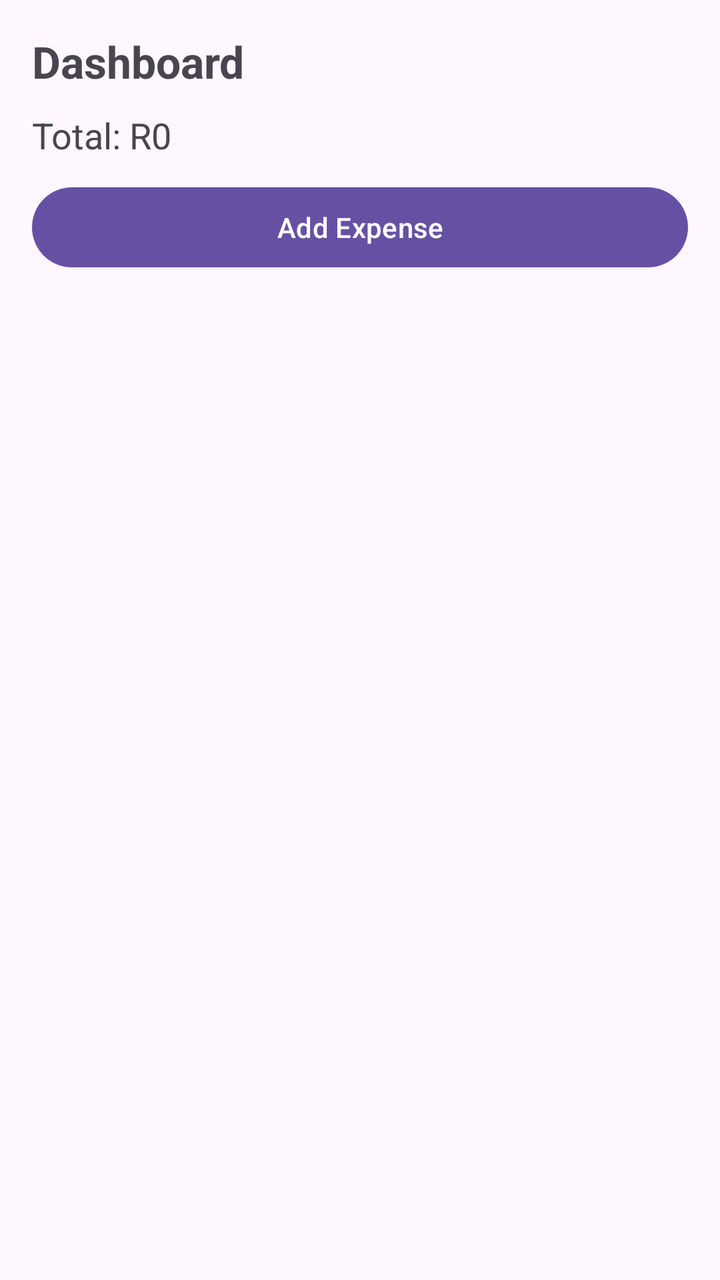
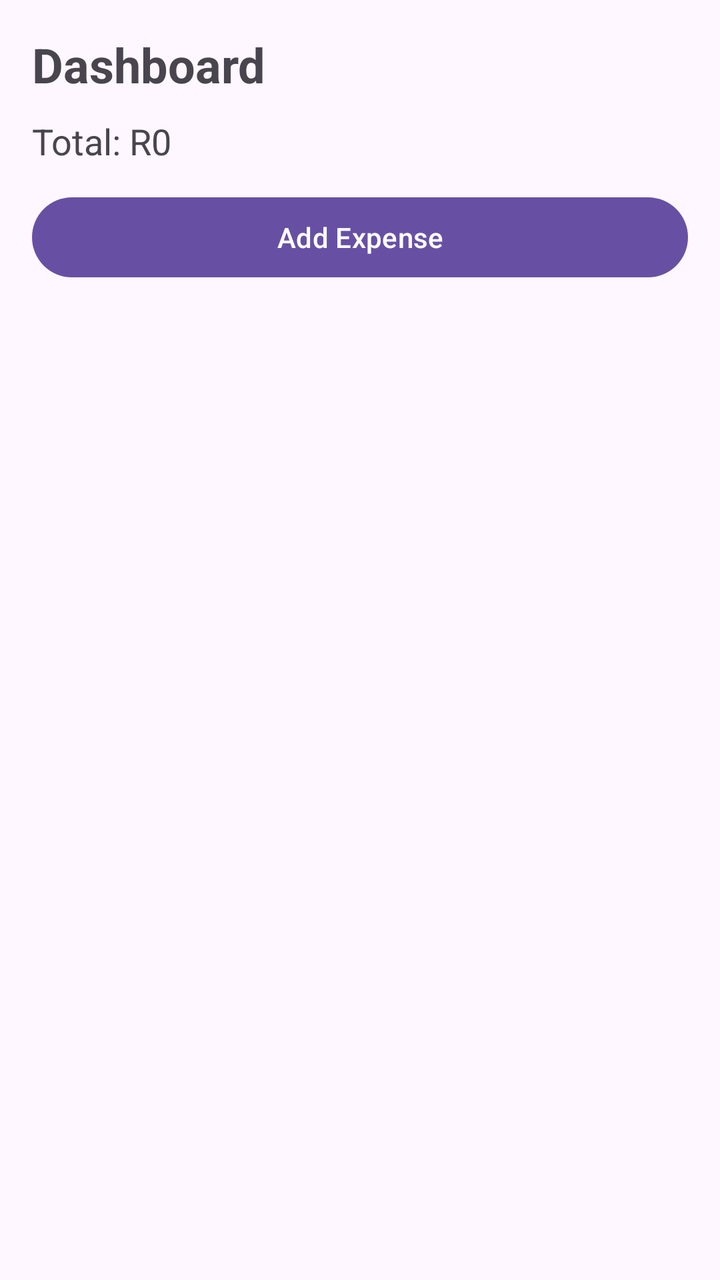

An Android layout rendered at two revisions. The XML below is the earlier revision; the diff shows what the commit changed to produce the second picture.
<!-- AndroidManifest.xml: application theme Theme.SmartBudget -->
<!-- res/layout/activity_dashboard.xml -->
<?xml version="1.0" encoding="utf-8"?>
<LinearLayout xmlns:android="http://schemas.android.com/apk/res/android"
    android:layout_width="match_parent"
    android:layout_height="match_parent"
    android:orientation="vertical"
    android:padding="16dp">

    <TextView
        android:layout_width="wrap_content"
        android:layout_height="wrap_content"
        android:text="Dashboard"
        android:textSize="22sp"
        android:textStyle="bold"/>

    <TextView
        android:id="@+id/totalText"
        android:layout_width="wrap_content"
        android:layout_height="wrap_content"
        android:text="Total: R0"
        android:layout_marginTop="10dp"
        android:textSize="18sp"/>

    <Button
        android:id="@+id/addExpenseBtn"
        android:layout_width="match_parent"
        android:layout_height="wrap_content"
        android:text="Add Expense"
        android:layout_marginTop="10dp"/>

    <androidx.recyclerview.widget.RecyclerView
        android:id="@+id/expenseList"
        android:layout_width="match_parent"
        android:layout_height="match_parent"
        android:layout_marginTop="10dp"/>

</LinearLayout>
<!-- resources referenced by this layout -->
<resources>
  <style name="Theme.SmartBudget" parent="Base.Theme.SmartBudget" />
  <style name="Base.Theme.SmartBudget" parent="Theme.Material3.DayNight.NoActionBar">
          
          
      </style>
</resources>

<!-- the commit's change to res/layout/activity_dashboard.xml (unified diff, before → after) -->
@@ -6,31 +6,32 @@
     android:padding="16dp">
 
     <TextView
+        android:id="@+id/titleText"
         android:layout_width="wrap_content"
         android:layout_height="wrap_content"
-        android:text="Dashboard"
-        android:textSize="22sp"
-        android:textStyle="bold"/>
+        android:text="@string/dashboard"
+        android:textSize="24sp"
+        android:textStyle="bold" />
 
     <TextView
         android:id="@+id/totalText"
         android:layout_width="wrap_content"
         android:layout_height="wrap_content"
-        android:text="Total: R0"
-        android:layout_marginTop="10dp"
-        android:textSize="18sp"/>
+        android:text="@string/total_text"
+        android:textSize="18sp"
+        android:layout_marginTop="10dp" />
 
     <Button
-        android:id="@+id/addExpenseBtn"
+        android:id="@+id/addBtn"
         android:layout_width="match_parent"
         android:layout_height="wrap_content"
-        android:text="Add Expense"
-        android:layout_marginTop="10dp"/>
+        android:text="@string/add_expense"
+        android:layout_marginTop="12dp" />
 
     <androidx.recyclerview.widget.RecyclerView
         android:id="@+id/expenseList"
         android:layout_width="match_parent"
         android:layout_height="match_parent"
-        android:layout_marginTop="10dp"/>
+        android:layout_marginTop="10dp" />
 
 </LinearLayout>
<!-- resource entries referenced after the edit -->
@@ -1,5 +1,8 @@
 <!-- resources referenced by this layout -->
 <resources>
+  <string name="add_expense">Add Expense</string>
+  <string name="dashboard">Dashboard</string>
+  <string name="total_text">Total: R0</string>
   <style name="Theme.SmartBudget" parent="Base.Theme.SmartBudget" />
   <style name="Base.Theme.SmartBudget" parent="Theme.Material3.DayNight.NoActionBar">
           
